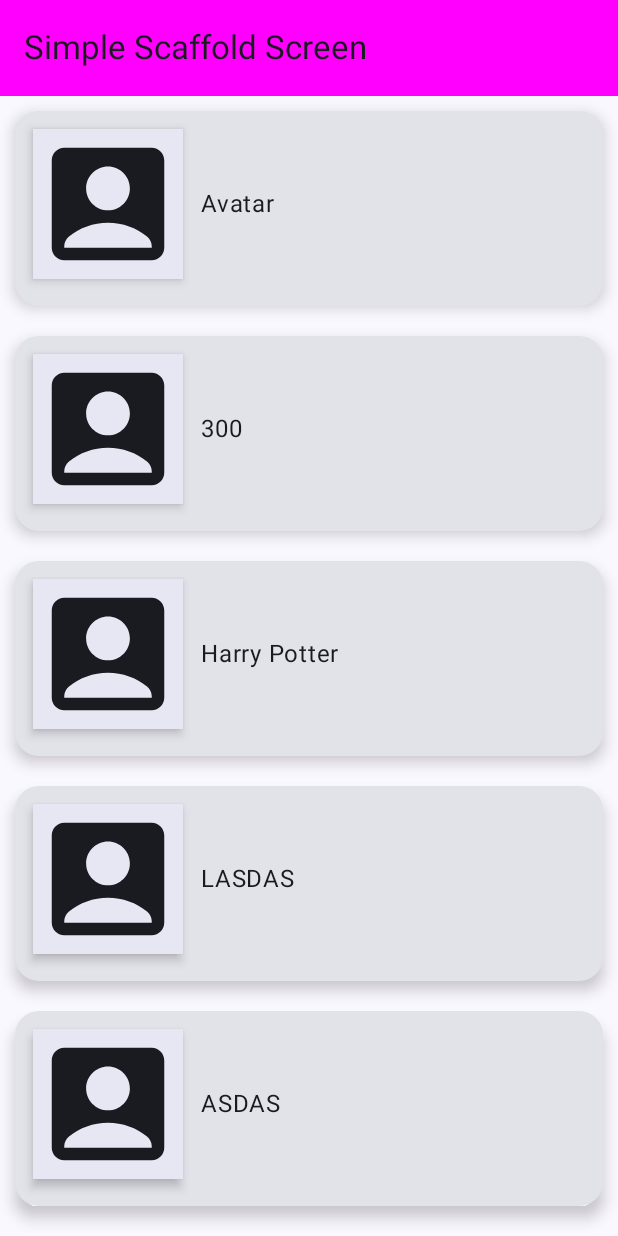
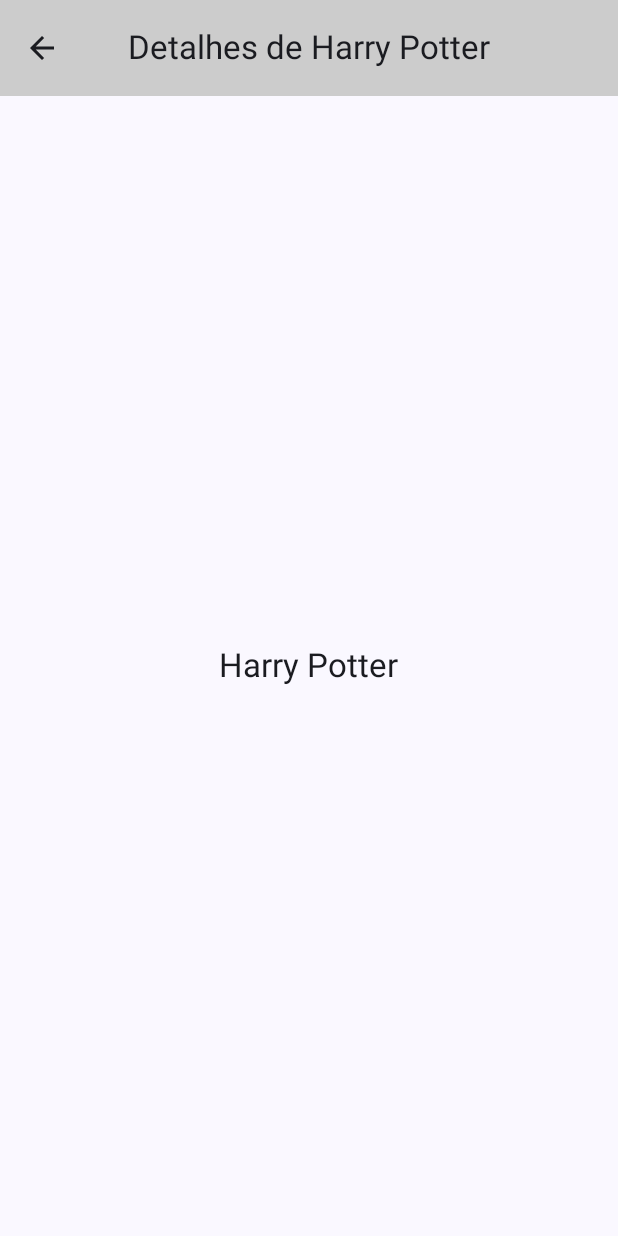
Before and after one commit to VSLuis01/MovieApp, an Android app built with Jetpack Compose: the screen it shows after launch (MainActivity), after a tap on "Harry Potter", on a phone screen of 412 x 824 dp. Run offline under Robolectric (Android 15) with nearby library versions, the phone set to English and light mode, and no system bars.

Commit message:
Uso simples de Navigation.

```diff
--- a/app/build.gradle.kts
+++ b/app/build.gradle.kts
@@ -66,4 +66,6 @@ dependencies {
     androidTestImplementation(libs.androidx.ui.test.junit4)
     debugImplementation(libs.androidx.ui.tooling)
     debugImplementation(libs.androidx.ui.test.manifest)
+
+    implementation(libs.androidx.navigation.compose)
 }
--- a/app/src/main/java/br/com/luise/movieapp/MainActivity.kt
+++ b/app/src/main/java/br/com/luise/movieapp/MainActivity.kt
@@ -2,6 +2,7 @@ package br.com.luise.movieapp
 
 import android.annotation.SuppressLint
 import android.os.Bundle
+import android.util.Log
 import androidx.activity.ComponentActivity
 import androidx.activity.compose.setContent
 import androidx.activity.enableEdgeToEdge
@@ -46,6 +47,7 @@ import androidx.compose.ui.graphics.Color
 import androidx.compose.ui.graphics.RectangleShape
 import androidx.compose.ui.tooling.preview.Preview
 import androidx.compose.ui.unit.dp
+import br.com.luise.movieapp.navigation.MovieNavigation
 import br.com.luise.movieapp.ui.theme.MovieAppTheme
 
 class MainActivity : ComponentActivity() {
@@ -53,8 +55,8 @@ class MainActivity : ComponentActivity() {
         super.onCreate(savedInstanceState)
         enableEdgeToEdge()
         setContent {
-            MyApp { innerPadding ->
-                MainContent(contentPadding = innerPadding)
+            MyApp {
+                MovieNavigation()
             }
         }
     }
@@ -62,46 +64,25 @@ class MainActivity : ComponentActivity() {
 
 @OptIn(ExperimentalMaterial3Api::class)
 @Composable
-fun MyApp(content: @Composable (PaddingValues) -> Unit) {
+fun MyApp(content: @Composable () -> Unit) {
     MovieAppTheme {
-        Scaffold(
-            topBar = {
-                TopAppBar(
-                    title = { Text("Simple Scaffold Screen") },
-                    colors = TopAppBarDefaults.topAppBarColors(containerColor = Color.Magenta)
-                )
-            },
-            content = { innerPadding ->
-                content(innerPadding)
-            }
-        )
+        content()
     }
 }
 
-@Composable
-fun MainContent(
-    contentPadding: PaddingValues,
-    movieList: List<String> = listOf("Avatar", "300", "Harry Potter", "LASDAS", "ASDAS", "AAAA", "AAA")
-) {
-    LazyColumn(
-        modifier = Modifier.consumeWindowInsets(contentPadding),
-        contentPadding = contentPadding
-    ) {
-        items(movieList) { movie ->
-            MovieRow(movie = movie)
-        }
-    }
-}
+
 
 @Composable
-fun MovieRow(movie: String) {
+fun MovieRow(movie: String, onItemClick: (String) -> Unit = {}) {
     Card(modifier = Modifier
         .padding(10.dp)
         .fillMaxWidth()
         .height(130.dp),
         shape = RoundedCornerShape(corner = CornerSize(16.dp)),
         elevation = CardDefaults.cardElevation(6.dp),
-        onClick = { /*TODO*/ }) {
+        onClick = {
+            onItemClick(movie)
+        }) {
         Row(
             verticalAlignment = Alignment.CenterVertically,
             horizontalArrangement = Arrangement.Start
@@ -125,7 +106,7 @@ fun MovieRow(movie: String) {
 @Preview(showBackground = true)
 @Composable
 fun GreetingPreview() {
-    MyApp { innerPadding ->
-        MainContent(contentPadding = innerPadding)
+    MyApp {
+        MovieNavigation()
     }
 }
--- /dev/null
+++ b/app/src/main/java/br/com/luise/movieapp/navigation/MovieNavigation.kt
@@ -0,0 +1,33 @@
+package br.com.luise.movieapp.navigation
+
+import androidx.compose.runtime.Composable
+import androidx.navigation.NavType
+import androidx.navigation.compose.NavHost
+import androidx.navigation.compose.composable
+import androidx.navigation.compose.rememberNavController
+import androidx.navigation.navArgument
+import br.com.luise.movieapp.screens.details.DetailsScreen
+import br.com.luise.movieapp.screens.home.HomeScreen
+
+@Composable
+fun MovieNavigation() {
+    val navController = rememberNavController()
+
+    NavHost(navController = navController, startDestination = MovieScreens.HomeScreen.name) {
+        composable(MovieScreens.HomeScreen.name) {
+            // pass where this should lead us to
+            HomeScreen(navController = navController)
+        }
+
+        composable(
+            MovieScreens.DetailsScreen.name + "/{movie}",
+            arguments = listOf(navArgument(name = "movie") { type = NavType.StringType })
+        ) { backStackEntry ->
+
+            DetailsScreen(
+                navController = navController,
+                backStackEntry.arguments?.getString("movie")
+            )
+        }
+    }
+}
--- /dev/null
+++ b/app/src/main/java/br/com/luise/movieapp/navigation/MovieScreens.kt
@@ -0,0 +1,15 @@
+package br.com.luise.movieapp.navigation
+
+enum class MovieScreens {
+    HomeScreen,
+    DetailsScreen;
+
+    companion object {
+        fun fromRoute(route: String?): MovieScreens = when (route?.substringBefore("/")) {
+            HomeScreen.name -> HomeScreen
+            DetailsScreen.name -> DetailsScreen
+            null -> HomeScreen
+            else -> throw IllegalArgumentException("Route $route is not recognized")
+        }
+    }
+}
--- /dev/null
+++ b/app/src/main/java/br/com/luise/movieapp/screens/details/DetailsScreen.kt
@@ -0,0 +1,80 @@
+package br.com.luise.movieapp.screens.details
+
+import android.annotation.SuppressLint
+import androidx.compose.foundation.layout.Arrangement
+import androidx.compose.foundation.layout.Column
+import androidx.compose.foundation.layout.Spacer
+import androidx.compose.foundation.layout.consumeWindowInsets
+import androidx.compose.foundation.layout.fillMaxSize
+import androidx.compose.foundation.layout.height
+import androidx.compose.foundation.layout.padding
+import androidx.compose.foundation.layout.windowInsetsPadding
+import androidx.compose.material.icons.Icons
+import androidx.compose.material.icons.automirrored.filled.ArrowBack
+import androidx.compose.material.icons.filled.ArrowBack
+import androidx.compose.material3.Button
+import androidx.compose.material3.CenterAlignedTopAppBar
+import androidx.compose.material3.ExperimentalMaterial3Api
+import androidx.compose.material3.Icon
+import androidx.compose.material3.IconButton
+import androidx.compose.material3.MaterialTheme
+import androidx.compose.material3.Scaffold
+import androidx.compose.material3.Surface
+import androidx.compose.material3.Text
+import androidx.compose.material3.TopAppBar
+import androidx.compose.material3.TopAppBarDefaults
+import androidx.compose.runtime.Composable
+import androidx.compose.ui.Alignment
+import androidx.compose.ui.Modifier
+import androidx.compose.ui.graphics.Color
+import androidx.compose.ui.unit.dp
+import androidx.navigation.NavController
+
+@OptIn(ExperimentalMaterial3Api::class)
+@Composable
+fun DetailsScreen(navController: NavController, movieData: String?) {
+    /*Surface(modifier = Modifier.fillMaxSize()) {
+        Column(
+            horizontalAlignment = Alignment.CenterHorizontally,
+            verticalArrangement = Arrangement.Center
+        ) {
+            Text(text = movieData.toString(), style = MaterialTheme.typography.titleLarge)
+
+            Spacer(modifier = Modifier.height(23.dp))
+
+            Button(onClick = {
+                navController.popBackStack()
+            }) {
+                Text(text = "Voltar")
+            }
+        }
+    }*/
+
+    Scaffold(
+        topBar = {
+            CenterAlignedTopAppBar(
+                title = { Text("Detalhes de $movieData") },
+                colors = TopAppBarDefaults.topAppBarColors(containerColor = Color.LightGray),
+                navigationIcon = {
+                    IconButton(onClick = {
+                        navController.popBackStack()
+                    }) {
+                        Icon(
+                            imageVector = Icons.AutoMirrored.Default.ArrowBack,
+                            contentDescription = "Arrow Back"
+                        )
+                    }
+                }
+            )
+        }
+    ) {
+        Surface(modifier = Modifier.fillMaxSize().padding(it).consumeWindowInsets(it)) {
+            Column(
+                horizontalAlignment = Alignment.CenterHorizontally,
+                verticalArrangement = Arrangement.Center
+            ) {
+                Text(text = movieData.toString(), style = MaterialTheme.typography.titleLarge)
+            }
+        }
+    }
+}
--- /dev/null
+++ b/app/src/main/java/br/com/luise/movieapp/screens/home/HomeScreen.kt
@@ -0,0 +1,63 @@
+package br.com.luise.movieapp.screens.home
+
+import android.util.Log
+import androidx.compose.foundation.layout.PaddingValues
+import androidx.compose.foundation.layout.consumeWindowInsets
+import androidx.compose.foundation.lazy.LazyColumn
+import androidx.compose.foundation.lazy.items
+import androidx.compose.material3.CenterAlignedTopAppBar
+import androidx.compose.material3.ExperimentalMaterial3Api
+import androidx.compose.material3.Scaffold
+import androidx.compose.material3.Text
+import androidx.compose.material3.TopAppBar
+import androidx.compose.material3.TopAppBarDefaults
+import androidx.compose.runtime.Composable
+import androidx.compose.ui.Alignment
+import androidx.compose.ui.Modifier
+import androidx.compose.ui.graphics.Color
+import androidx.navigation.NavController
+import br.com.luise.movieapp.MovieRow
+import br.com.luise.movieapp.navigation.MovieScreens
+
+@OptIn(ExperimentalMaterial3Api::class)
+@Composable
+fun HomeScreen(navController: NavController) {
+    Scaffold(
+        topBar = {
+            CenterAlignedTopAppBar(
+                title = { Text("Filmes") },
+                colors = TopAppBarDefaults.topAppBarColors(containerColor = Color.LightGray)
+            )
+        },
+        content = { innerPadding ->
+            MainContent(navController = navController, contentPadding = innerPadding)
+        }
+    )
+}
+
+@Composable
+fun MainContent(
+    navController: NavController,
+    contentPadding: PaddingValues,
+    movieList: List<String> = listOf(
+        "Avatar",
+        "300",
+        "Harry Potter",
+        "LASDAS",
+        "ASDAS",
+        "AAAA",
+        "AAA"
+    )
+) {
+    LazyColumn(
+        modifier = Modifier.consumeWindowInsets(contentPadding),
+        contentPadding = contentPadding
+    ) {
+        items(movieList) { movie ->
+            MovieRow(movie = movie) { movieName ->
+                navController.navigate(route = MovieScreens.DetailsScreen.name + "/$movieName")
+
+            }
+        }
+    }
+}
--- a/gradle/libs.versions.toml
+++ b/gradle/libs.versions.toml
@@ -8,9 +8,11 @@ espressoCore = "3.6.1"
 lifecycleRuntimeKtx = "2.8.4"
 activityCompose = "1.9.1"
 composeBom = "2024.04.01"
+navigationCompose = "2.7.7"
 
 [libraries]
 androidx-core-ktx = { group = "androidx.core", name = "core-ktx", version.ref = "coreKtx" }
+androidx-navigation-compose = { module = "androidx.navigation:navigation-compose", version.ref = "navigationCompose" }
 junit = { group = "junit", name = "junit", version.ref = "junit" }
 androidx-junit = { group = "androidx.test.ext", name = "junit", version.ref = "junitVersion" }
 androidx-espresso-core = { group = "androidx.test.espresso", name = "espresso-core", version.ref = "espressoCore" }
```
